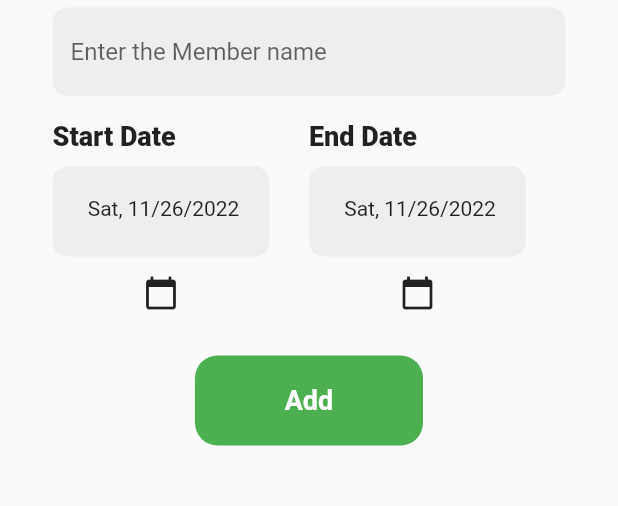
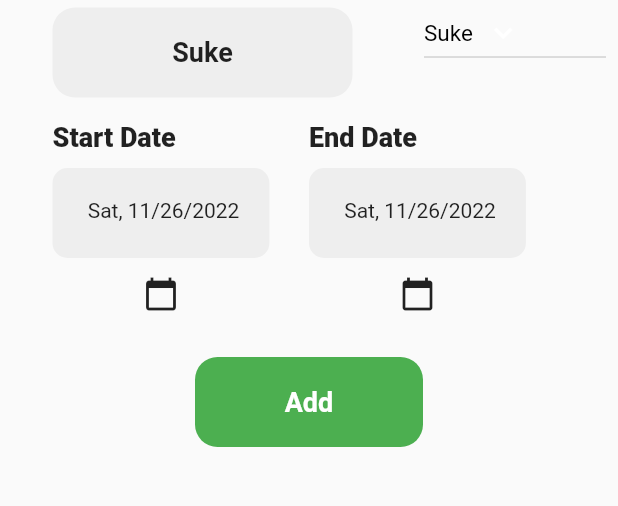
Before and after one commit to TrojanSystem/Equib, a Flutter app: the DailyEquibInput screen opened directly with empty values, on a phone screen of 412 x 824 dp, the part 81-587 px from its top. Run offline on Flutter 3.47's test engine with Material 2 defaults, Android fonts, the phone set to English and light mode, and no system bars; our stand-ins replace syncfusion_flutter_calendar.

Commit message:
Add functionality

```diff
--- a/lib/equib_data/equip_data.dart
+++ b/lib/equib_data/equip_data.dart
@@ -14,6 +14,183 @@ class EquibData extends ChangeNotifier{
     newMember.add(member);
     notifyListeners();
   }
+  List daysOfMonth = [
+    {
+      'mon': 'Day 1',
+      'day': 1,
+    },
+    {
+      'mon': 'Day 2',
+      'day': 2,
+    },
+    {
+      'mon': 'Day 3',
+      'day': 3,
+    },
+    {
+      'mon': 'Day 4',
+      'day': 4,
+    },
+    {
+      'mon': 'Day 5',
+      'day': 5,
+    },
+    {
+      'mon': 'Day 6',
+      'day': 6,
+    },
+    {
+      'mon': 'Day 7',
+      'day': 7,
+    },
+    {
+      'mon': 'Day 8',
+      'day': 8,
+    },
+    {
+      'mon': 'Day 9',
+      'day': 9,
+    },
+    {
+      'mon': 'Day 10',
+      'day': 10,
+    },
+    {
+      'mon': 'Day 11',
+      'day': 11,
+    },
+    {
+      'mon': 'Day 12',
+      'day': 12,
+    },
+    {
+      'mon': 'Day 13',
+      'day': 13,
+    },
+    {
+      'mon': 'Day 14',
+      'day': 14,
+    },
+    {
+      'mon': 'Day 15',
+      'day': 15,
+    },
+    {
+      'mon': 'Day 16',
+      'day': 16,
+    },
+    {
+      'mon': 'Day 17',
+      'day': 17,
+    },
+    {
+      'mon': 'Day 18',
+      'day': 18,
+    },
+    {
+      'mon': 'Day 19',
+      'day': 19,
+    },
+    {
+      'mon': 'Day 20',
+      'day': 20,
+    },
+    {
+      'mon': 'Day 21',
+      'day': 21,
+    },
+    {
+      'mon': 'Day 22',
+      'day': 22,
+    },
+    {
+      'mon': 'Day 23',
+      'day': 23,
+    },
+    {
+      'mon': 'Day 24',
+      'day': 24,
+    },
+    {
+      'mon': 'Day 25',
+      'day': 25,
+    },
+    {
+      'mon': 'Day 26',
+      'day': 26,
+    },
+    {
+      'mon': 'Day 27',
+      'day': 27,
+    },
+    {
+      'mon': 'Day 28',
+      'day': 28,
+    },
+    {
+      'mon': 'Day 29',
+      'day': 29,
+    },
+    {
+      'mon': 'Day 30',
+      'day': 30,
+    },
+    {
+      'mon': 'Day 31',
+      'day': 31,
+    },
+  ];
+  List monthOfAYear = [
+    {
+      'month': 'Jan',
+      'days': 1,
+    },
+    {
+      'month': 'Feb',
+      'days': 2,
+    },
+    {
+      'month': 'Mar',
+      'days': 3,
+    },
+    {
+      'month': 'Apr',
+      'days': 4,
+    },
+    {
+      'month': 'May',
+      'days': 5,
+    },
+    {
+      'month': 'Jun',
+      'days': 6,
+    },
+    {
+      'month': 'Jul',
+      'days': 7,
+    },
+    {
+      'month': 'Aug',
+      'days': 8,
+    },
+    {
+      'month': 'Sept',
+      'days': 9,
+    },
+    {
+      'month': 'Oct',
+      'days': 10,
+    },
+    {
+      'month': 'Nov',
+      'days': 11,
+    },
+    {
+      'month': 'Dec',
+      'days': 12,
+    },
+  ];
+
 }
 
 class MeetingDataSource extends CalendarDataSource {
--- a/lib/equip_home_page/equip_home_screen.dart
+++ b/lib/equip_home_page/equip_home_screen.dart
@@ -28,7 +28,6 @@ class _EquibHomePageState extends State<EquibHomePage> {
         .of<EquibData>(context)
         .newMember;
 
-    print(newMember);
     String? subjectText = '',
         startTimeText = '',
         endTimeText = '',
--- a/lib/equip_home_page/list_of_daily_collected.dart
+++ b/lib/equip_home_page/list_of_daily_collected.dart
@@ -205,10 +205,10 @@ class CollectedFrom extends StatelessWidget {
               ),
               child: Column(
                 mainAxisAlignment: MainAxisAlignment.center,
-                children: [
+                children: const [
                   Text(
                     'price',
-                    style: const TextStyle(
+                    style: TextStyle(
                       fontWeight: FontWeight.w900,
                       fontSize: 18,
                     ),
--- a/lib/equip_input/daily_equib_input.dart
+++ b/lib/equip_input/daily_equib_input.dart
@@ -67,10 +67,21 @@ class _DailyEquibInputState extends State<DailyEquibInput> {
     super.dispose();
   }
 
+  String dropdownvalue = 'Suke';
+
+// List of items in our dropdown menu
+  var items = [
+    'Suke',
+    'Dero',
+    'Tsinat',
+    'Sifen',
+    'Adu',
+  ];
+
   @override
   Widget build(BuildContext context) {
+    final newMember = Provider.of<EquibData>(context).newMember;
     return Scaffold(
-
       body: SingleChildScrollView(
         child: Form(
           key: formKey,
@@ -79,7 +90,11 @@ class _DailyEquibInputState extends State<DailyEquibInput> {
             height: MediaQuery.of(context).size.height * 0.6,
             child: Column(
               children: [
-                Padding(
+                Row(
+                  children: [
+                    Expanded(
+                      flex: 2,
+                      child: Padding(
                         padding: const EdgeInsets.fromLTRB(35, 8, 35, 8),
                         child: Column(
                           crossAxisAlignment: CrossAxisAlignment.start,
@@ -94,34 +109,63 @@ class _DailyEquibInputState extends State<DailyEquibInput> {
                             const SizedBox(
                               height: 5,
                             ),
-                      TextFormField(
-                        controller: _name,
-                        validator: (value) {
-                          if (value!.isEmpty) {
-                            return 'Member Name can\'t be empty';
-                          } else {
-                            return null;
-                          }
+                            Container(
+                              alignment: Alignment.center,
+                              decoration: BoxDecoration(
+                                borderRadius: BorderRadius.circular(15),
+                                color: Colors.grey[200],
+                              ),
+                              width: 200,
+                              height: 60,
+                              child: Text(
+                                dropdownvalue,
+                                style: const TextStyle(
+                                  fontSize: 18,
+                                  fontWeight: FontWeight.bold,
+                                ),
+                                overflow: TextOverflow.ellipsis,
+                              ),
+                            )
+                          ],
+                        ),
+                      ),
+                    ),
+                    Expanded(
+                      flex: 1,
+                      child: Padding(
+                        padding: const EdgeInsets.all(8.0),
+                        child: DropdownButton(
+                          // Initial Value
+                          value: dropdownvalue,
+                          style: const TextStyle(
+                              color: Colors.white, fontSize: 15),
+                          // Down Arrow Icon
+                          icon: const Icon(
+                            Icons.keyboard_arrow_down,
+                            color: Colors.white,
+                          ),
+
+                          // Array list of items
+                          items: items.map((String items) {
+                            return DropdownMenuItem(
+                              value: items,
+                              child: Text(
+                                items,
+                                style: const TextStyle(color: Colors.black),
+                              ),
+                            );
+                          }).toList(),
+                          onChanged: (String? value) {
+                            setState(() {
+                              dropdownvalue = value!;
+                            });
                           },
-                        onSaved: (value) {
-                          name = value!;
-                        },
-                        decoration: InputDecoration(
-                          hintText: 'Enter the Member name',
-                          filled: true,
-                          fillColor: Colors.grey[200],
-                          enabledBorder: OutlineInputBorder(
-                            borderSide: BorderSide.none,
-                            borderRadius: BorderRadius.circular(10),
-                          ),
-                          focusedBorder: OutlineInputBorder(
-                            borderSide: BorderSide.none,
-                            borderRadius: BorderRadius.circular(10),
+                          // After selecting the desired option,it will
+                          // change button value to selected value
                         ),
                       ),
                     ),
                   ],
-                  ),
                 ),
                 Row(
                   mainAxisAlignment: MainAxisAlignment.spaceEvenly,
@@ -222,7 +266,7 @@ class _DailyEquibInputState extends State<DailyEquibInput> {
                       formKey.currentState!.save();
                       var meets = Meeting(
                         background: Colors.black,
-                        eventName: name,
+                        eventName: dropdownvalue,
                         from: DateTime.parse(startTime),
                         isAllDay: false,
                         to: DateTime.parse(dateTime),
--- a/lib/main.dart
+++ b/lib/main.dart
@@ -3,25 +3,24 @@ import 'package:flutter/material.dart';
 import 'package:provider/provider.dart';
 
 import 'equib_data/equip_data.dart';
-import 'equip_home_page/home_page.dart';
 
 void main() {
   return runApp(
-    MaterialApp(
+    const MaterialApp(
       debugShowCheckedModeBanner: false,
-      home:  AdaBread(),
-
+      home: Equip(),
     ),
   );
 }
-class AdaBread extends StatefulWidget {
 
+class Equip extends StatefulWidget {
+  const Equip({super.key});
 
   @override
-  State<AdaBread> createState() => _AdaBreadState();
+  State<Equip> createState() => _EquipState();
 }
 
-class _AdaBreadState extends State<AdaBread> {
+class _EquipState extends State<Equip> {
   @override
   Widget build(BuildContext context) {
     return MultiProvider(
@@ -29,7 +28,6 @@ class _AdaBreadState extends State<AdaBread> {
         ChangeNotifierProvider(
           create: (ctx) => EquibData(),
         ),
-
       ],
       child: const MaterialApp(
         debugShowCheckedModeBanner: false,
```
Lines whose indentation alone changed are shown as unchanged.
